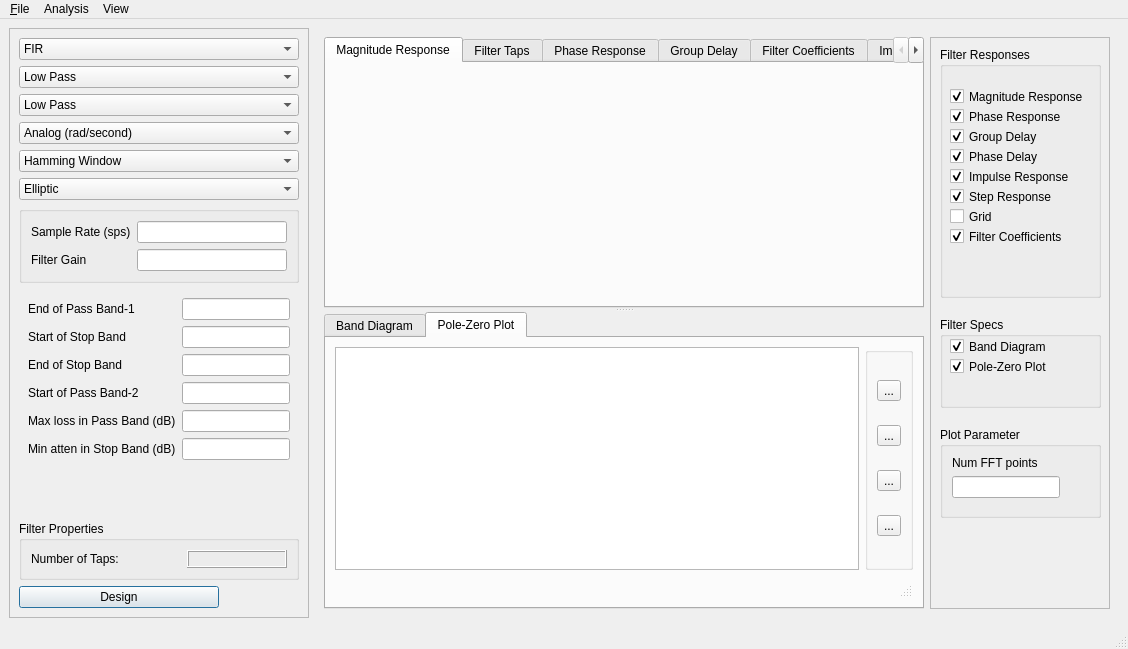
The window that python/pyqt_filter_stacked.ui (zeroXzero/gr-filtdes) describes before a commit, drawn with Qt 5.
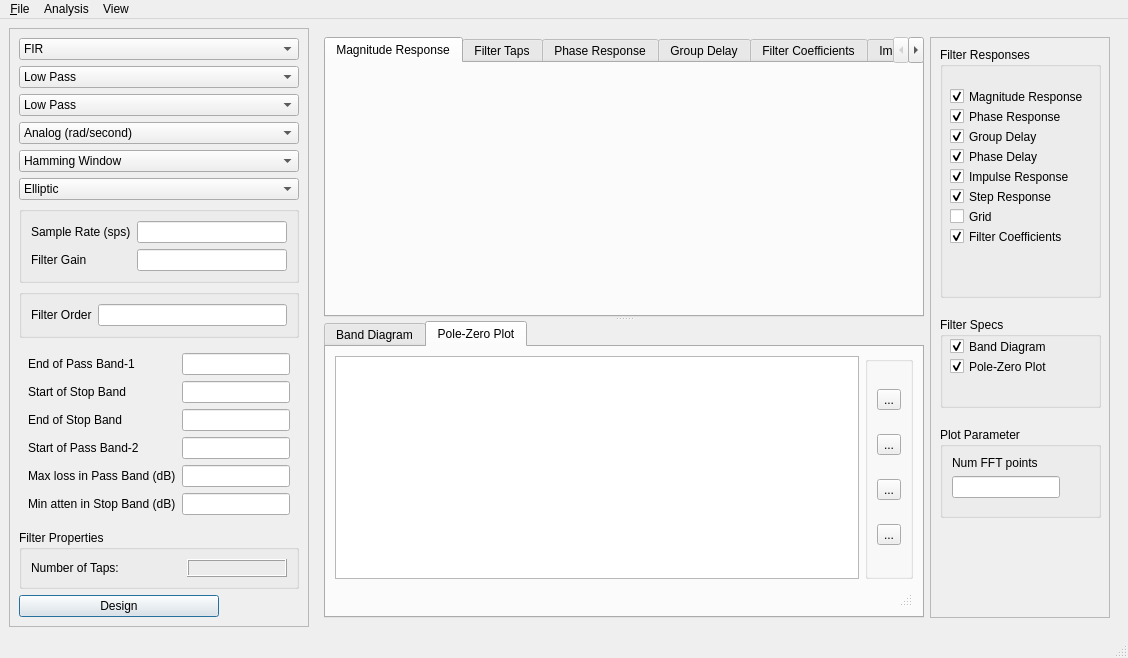
The same window after the commit. Icons and pictures are not drawn. Custom widgets are drawn as their Qt base class.

Commit message: Added Bessel IIR design based on signal.iirfilter. testing pending

```diff
--- a/python/pyqt_filter_stacked.ui
+++ b/python/pyqt_filter_stacked.ui
@@ -1283,6 +1283,25 @@
          </layout>
         </widget>
        </item>
+       <item>
+        <widget class="QGroupBox" name="besselordBox">
+         <property name="title">
+          <string/>
+         </property>
+         <layout class="QFormLayout" name="formLayout_13">
+          <item row="0" column="0">
+           <widget class="QLabel" name="besselordLabel">
+            <property name="text">
+             <string>Filter Order</string>
+            </property>
+           </widget>
+          </item>
+          <item row="0" column="1">
+           <widget class="QLineEdit" name="besselordEdit"/>
+          </item>
+         </layout>
+        </widget>
+       </item>
        <item>
         <widget class="QStackedWidget" name="filterTypeWidget">
          <property name="currentIndex">
```
Left out of the diff: 5 changed lines with no effect on the pictures. The commit also changes 2 other files.
